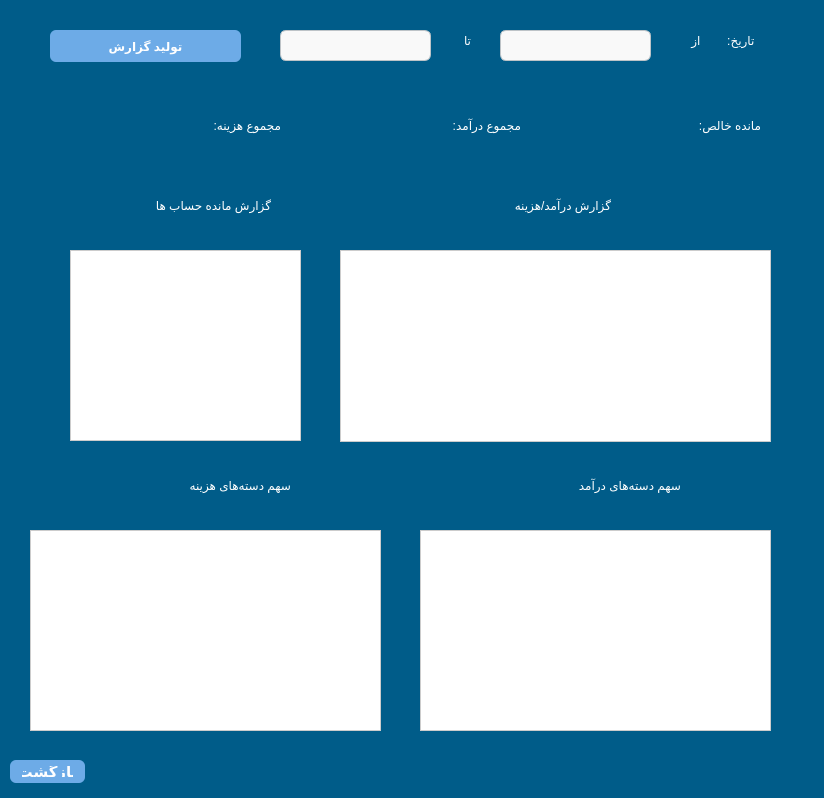
This is ui/financialreport.ui in salehreal/PersonalAccounting as Qt 5 draws it before an edit. The edited form follows.
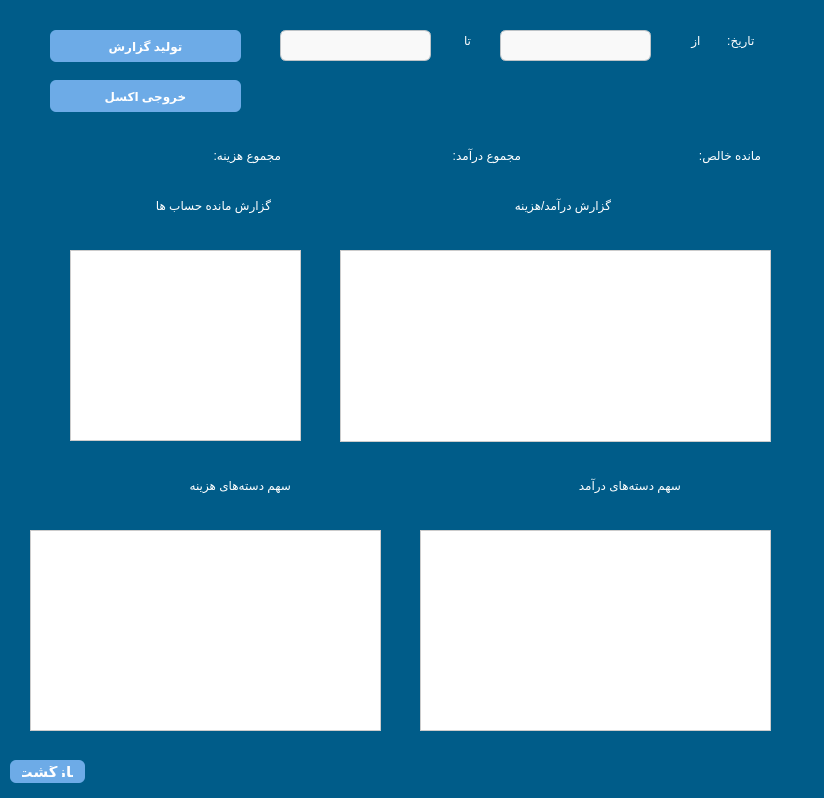
This is the edited form.

Diff of the .ui file:
```diff
--- a/ui/financialreport.ui
+++ b/ui/financialreport.ui
@@ -106,7 +106,7 @@
    <property name="geometry">
     <rect>
      <x>290</x>
-     <y>110</y>
+     <y>140</y>
      <width>151</width>
      <height>31</height>
     </rect>
@@ -130,7 +130,7 @@
    <property name="geometry">
     <rect>
      <x>50</x>
-     <y>110</y>
+     <y>140</y>
      <width>151</width>
      <height>31</height>
     </rect>
@@ -154,7 +154,7 @@
    <property name="geometry">
     <rect>
      <x>530</x>
-     <y>110</y>
+     <y>140</y>
      <width>151</width>
      <height>31</height>
     </rect>
@@ -328,7 +328,7 @@
    <property name="geometry">
     <rect>
      <x>680</x>
-     <y>110</y>
+     <y>140</y>
      <width>81</width>
      <height>31</height>
     </rect>
@@ -352,7 +352,7 @@
    <property name="geometry">
     <rect>
      <x>440</x>
-     <y>110</y>
+     <y>140</y>
      <width>81</width>
      <height>31</height>
     </rect>
@@ -376,7 +376,7 @@
    <property name="geometry">
     <rect>
      <x>200</x>
-     <y>110</y>
+     <y>140</y>
      <width>81</width>
      <height>31</height>
     </rect>
@@ -538,6 +538,34 @@
     <string>سهم دسته‌های درآمد</string>
    </property>
   </widget>
+  <widget class="QPushButton" name="exportToExcelButton">
+   <property name="geometry">
+    <rect>
+     <x>50</x>
+     <y>80</y>
+     <width>191</width>
+     <height>32</height>
+    </rect>
+   </property>
+   <property name="styleSheet">
+    <string notr="true">QPushButton {
+	font: 16pt &quot;.AppleSystemUIFont&quot;;
+    background-color:rgb(109, 171, 231);
+    color: white;
+    border-radius: 6px;
+    padding: 6px 12px;
+    font-weight: bold;
+}
+QPushButton:hover {
+    background-color: rgb(109, 160, 200);
+}
+
+</string>
+   </property>
+   <property name="text">
+    <string>خروجی اکسل</string>
+   </property>
+  </widget>
  </widget>
  <resources/>
  <connections/>
```
